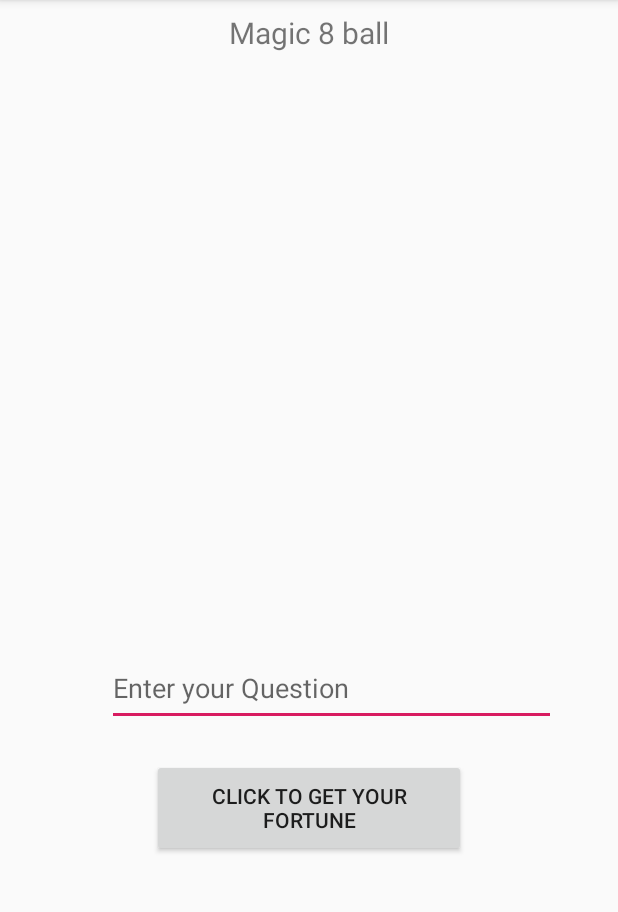
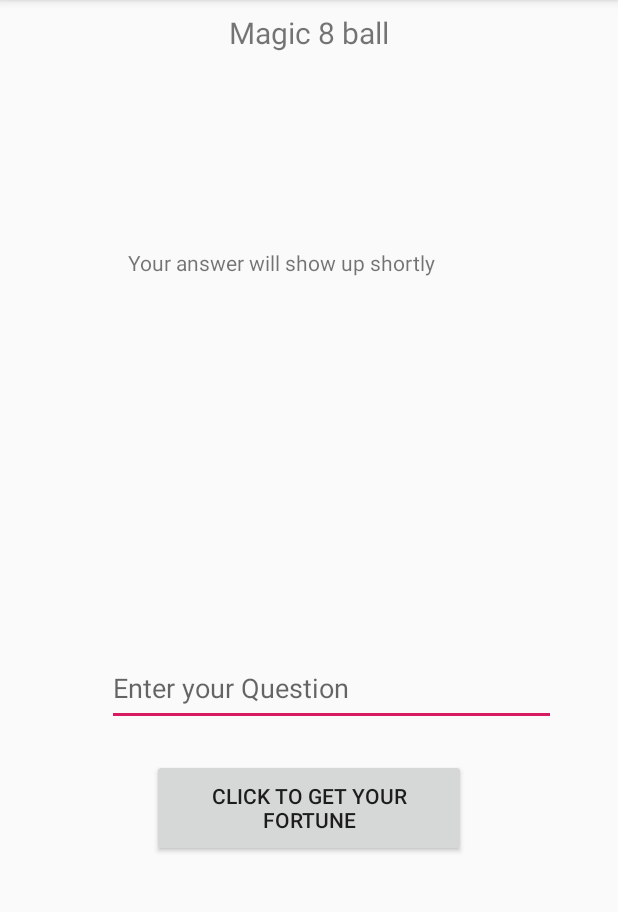
Before and after one commit to hnevarez/Final, an Android app: the fragment GalleryFragment shown on its own in the app's theme, on a phone screen of 412 x 824 dp, the part 84-996 px from its top. Run offline under Robolectric (Android 15) with nearby library versions, the phone set to English and light mode, and no system bars.

Commit message:
Update fragment_gallery.xml
text change

```diff
--- a/app/src/main/res/layout/fragment_gallery.xml
+++ b/app/src/main/res/layout/fragment_gallery.xml
@@ -49,6 +49,7 @@
         android:id="@+id/magicAnswer"
         android:layout_width="242dp"
         android:layout_height="139dp"
+        android:text="Your answer will show up shortly"
         app:layout_constraintBottom_toTopOf="@+id/etEnterQuestion"
         app:layout_constraintEnd_toEndOf="parent"
         app:layout_constraintHorizontal_bias="0.5"
```
